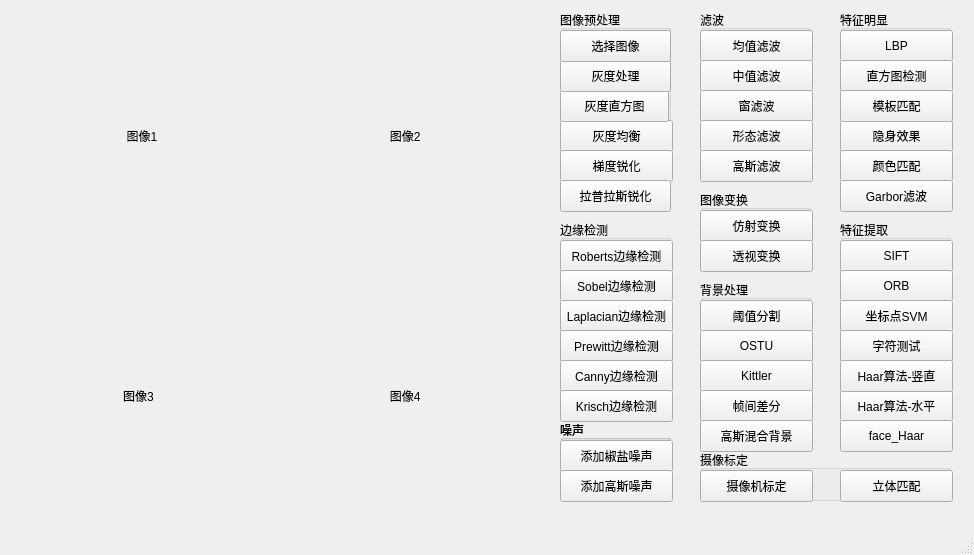
SvainZhu/Image_Processing, file mainwindow.ui: the form before one commit.
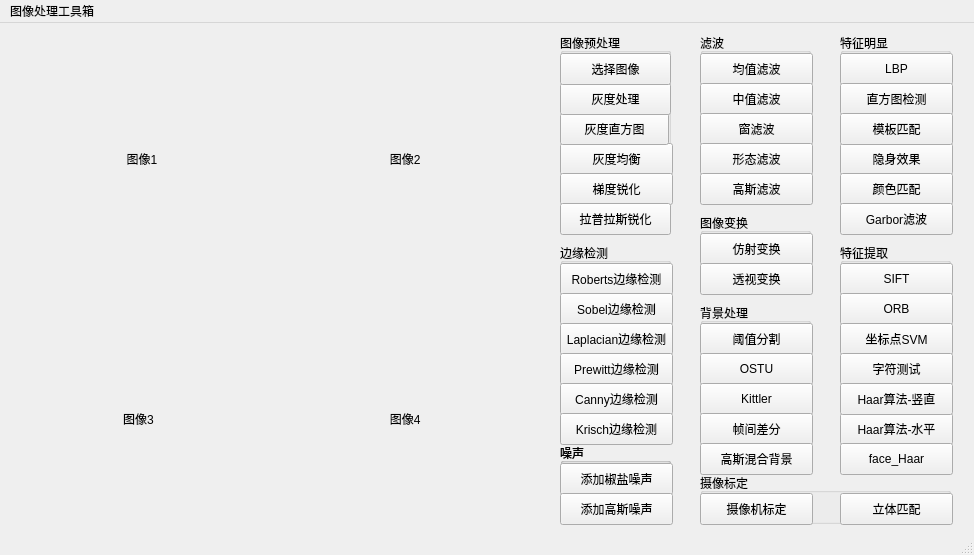
The form after the commit.

Commit message: add readme to the project

The edit to the form file:
```diff
--- a/mainwindow.ui
+++ b/mainwindow.ui
@@ -793,6 +793,12 @@
      <height>22</height>
     </rect>
    </property>
+   <widget class="QMenu" name="menu">
+    <property name="title">
+     <string>图像处理工具箱</string>
+    </property>
+   </widget>
+   <addaction name="menu"/>
   </widget>
   <widget class="QStatusBar" name="statusbar"/>
  </widget>
```
The commit also changes 1 other file.
